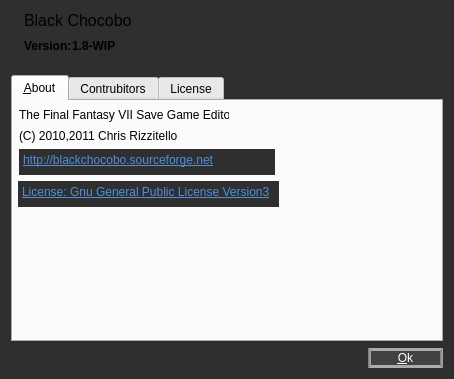
The window that about.ui (sithlord48/blackchocobo) describes before a commit, drawn with Qt 5.
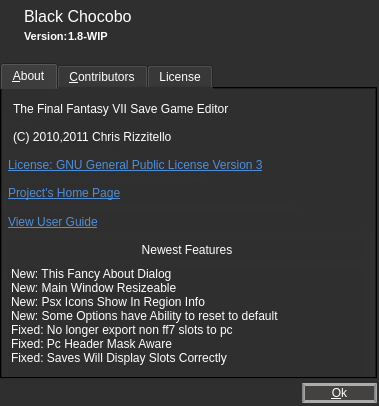
The same window after the commit. Icons and pictures are not drawn.

Commit message: about tab of box finished

```diff
--- a/about.ui
+++ b/about.ui
@@ -9,10 +9,28 @@
    <rect>
     <x>0</x>
     <y>0</y>
-    <width>454</width>
-    <height>379</height>
+    <width>379</width>
+    <height>406</height>
    </rect>
   </property>
+  <property name="sizePolicy">
+   <sizepolicy hsizetype="Fixed" vsizetype="Fixed">
+    <horstretch>0</horstretch>
+    <verstretch>0</verstretch>
+   </sizepolicy>
+  </property>
+  <property name="minimumSize">
+   <size>
+    <width>379</width>
+    <height>406</height>
+   </size>
+  </property>
+  <property name="maximumSize">
+   <size>
+    <width>379</width>
+    <height>406</height>
+   </size>
+  </property>
   <property name="windowTitle">
    <string>About Black Chocobo</string>
   </property>
@@ -25,7 +43,18 @@
 background-color: rgb(48, 47, 47);
 font: 9pt &quot;Ubuntu&quot;;color:rgb(255,255,255);
 }
-
+QWidget{background-color: rgb(48, 47, 47);
+font: &quot;Ubuntu&quot;;color:rgb(255,255,255);
+}
+QLabel#lbl_bc_version,QLabel#label1{
+font-weight: bold;
+font-size: 8pt;
+}
+QWidget#tab_gpl,QWidget#tab,QWidget#tab_about,QWidget#tabWidget{
+	background-color: qlineargradient(spread:pad, x1:0.404, y1:0, x2:0, y2:1, stop:0 rgba(48, 47, 47, 32), stop:1 rgba(65, 65, 65, 32));
+	selection-background-color: rgba(34, 201, 247, 128);
+	selection-color: rgb(255,255,255);
+}
 QPushButton:enabled {  border:3px solid; 
 	border-left-color: qlineargradient(spread:pad, x1:0, y1:0, x2:1, y2:0, stop:0 rgba(123, 123, 123, 255), stop:1 rgba(172, 172, 172, 255));
 	border-right-color: qlineargradient(spread:pad, x1:0, y1:0, x2:1, y2:0, stop:0 rgba(123, 123, 123, 255), stop:1 rgba(172, 172, 172, 255));
@@ -81,14 +110,46 @@
 image: url(:/icon/mslot);
 	height:32px;	
 	width:32px;
-}</string>
+}
+</string>
   </property>
   <property name="modal">
    <bool>true</bool>
   </property>
   <layout class="QVBoxLayout" name="verticalLayout_2">
+   <property name="spacing">
+    <number>4</number>
+   </property>
+   <property name="leftMargin">
+    <number>0</number>
+   </property>
+   <property name="topMargin">
+    <number>2</number>
+   </property>
+   <property name="rightMargin">
+    <number>2</number>
+   </property>
+   <property name="bottomMargin">
+    <number>3</number>
+   </property>
    <item>
     <layout class="QHBoxLayout" name="horizontalLayout_3">
+     <item>
+      <spacer name="horizontalSpacer_5">
+       <property name="orientation">
+        <enum>Qt::Horizontal</enum>
+       </property>
+       <property name="sizeType">
+        <enum>QSizePolicy::Fixed</enum>
+       </property>
+       <property name="sizeHint" stdset="0">
+        <size>
+         <width>13</width>
+         <height>20</height>
+        </size>
+       </property>
+      </spacer>
+     </item>
      <item>
       <widget class="QLabel" name="lbl_icon">
        <property name="text">
@@ -101,18 +162,32 @@
      </item>
      <item>
       <layout class="QVBoxLayout" name="verticalLayout">
+       <property name="spacing">
+        <number>0</number>
+       </property>
        <item>
         <widget class="QLabel" name="lbl_name">
+         <property name="minimumSize">
+          <size>
+           <width>0</width>
+           <height>24</height>
+          </size>
+         </property>
          <property name="font">
           <font>
+           <family>Ubuntu</family>
            <pointsize>12</pointsize>
            <weight>50</weight>
+           <italic>false</italic>
            <bold>false</bold>
           </font>
          </property>
          <property name="text">
           <string>Black Chocobo </string>
          </property>
+         <property name="alignment">
+          <set>Qt::AlignBottom|Qt::AlignLeading|Qt::AlignLeft</set>
+         </property>
         </widget>
        </item>
        <item>
@@ -124,8 +199,9 @@
           <widget class="QLabel" name="label1">
            <property name="font">
             <font>
-             <pointsize>9</pointsize>
+             <pointsize>8</pointsize>
              <weight>75</weight>
+             <italic>false</italic>
              <bold>true</bold>
             </font>
            </property>
@@ -138,8 +214,9 @@
           <widget class="QLabel" name="lbl_bc_version">
            <property name="font">
             <font>
-             <pointsize>9</pointsize>
+             <pointsize>8</pointsize>
              <weight>75</weight>
+             <italic>false</italic>
              <bold>true</bold>
             </font>
            </property>
@@ -195,6 +272,12 @@
    </item>
    <item>
     <widget class="QTabWidget" name="tabWidget">
+     <property name="sizePolicy">
+      <sizepolicy hsizetype="Expanding" vsizetype="Expanding">
+       <horstretch>0</horstretch>
+       <verstretch>0</verstretch>
+      </sizepolicy>
+     </property>
      <property name="contextMenuPolicy">
       <enum>Qt::DefaultContextMenu</enum>
      </property>
@@ -208,107 +291,168 @@
       <attribute name="title">
        <string>&amp;About</string>
       </attribute>
-      <widget class="QLabel" name="label">
-       <property name="geometry">
-        <rect>
-         <x>6</x>
-         <y>6</y>
-         <width>210</width>
-         <height>16</height>
-        </rect>
+      <layout class="QVBoxLayout" name="verticalLayout_6">
+       <property name="leftMargin">
+        <number>6</number>
        </property>
-       <property name="text">
-        <string>The Final Fantasy VII Save Game Editor</string>
+       <property name="bottomMargin">
+        <number>0</number>
        </property>
-      </widget>
-      <widget class="QLabel" name="label_2">
-       <property name="geometry">
-        <rect>
-         <x>6</x>
-         <y>27</y>
-         <width>165</width>
-         <height>16</height>
-        </rect>
-       </property>
-       <property name="text">
-        <string>(C) 2010,2011 Chris Rizzitello</string>
-       </property>
-      </widget>
-      <widget class="QLabel" name="label_3">
-       <property name="geometry">
-        <rect>
-         <x>6</x>
-         <y>522</y>
-         <width>426</width>
-         <height>16</height>
-        </rect>
-       </property>
-       <property name="text">
-        <string/>
-       </property>
-       <property name="textFormat">
-        <enum>Qt::AutoText</enum>
-       </property>
-       <property name="openExternalLinks">
-        <bool>true</bool>
-       </property>
-      </widget>
-      <widget class="QTextEdit" name="gpl_link">
-       <property name="geometry">
-        <rect>
-         <x>5</x>
-         <y>80</y>
-         <width>261</width>
-         <height>26</height>
-        </rect>
-       </property>
-       <property name="styleSheet">
-        <string notr="true">background-color: rgb(48, 47, 47);</string>
-       </property>
-       <property name="frameShape">
-        <enum>QFrame::NoFrame</enum>
-       </property>
-       <property name="readOnly">
-        <bool>true</bool>
-       </property>
-       <property name="html">
-        <string>&lt;!DOCTYPE HTML PUBLIC &quot;-//W3C//DTD HTML 4.0//EN&quot; &quot;http://www.w3.org/TR/REC-html40/strict.dtd&quot;&gt;
+       <item>
+        <widget class="QLabel" name="ff7editor">
+         <property name="text">
+          <string>The Final Fantasy VII Save Game Editor</string>
+         </property>
+         <property name="indent">
+          <number>5</number>
+         </property>
+         <property name="openExternalLinks">
+          <bool>false</bool>
+         </property>
+        </widget>
+       </item>
+       <item>
+        <widget class="QLabel" name="copyleft">
+         <property name="text">
+          <string>(C) 2010,2011 Chris Rizzitello</string>
+         </property>
+         <property name="indent">
+          <number>5</number>
+         </property>
+        </widget>
+       </item>
+       <item>
+        <widget class="QLabel" name="link_gpl">
+         <property name="text">
+          <string>&lt;!DOCTYPE HTML PUBLIC &quot;-//W3C//DTD HTML 4.0//EN&quot; &quot;http://www.w3.org/TR/REC-html40/strict.dtd&quot;&gt;
 &lt;html&gt;&lt;head&gt;&lt;meta name=&quot;qrichtext&quot; content=&quot;1&quot; /&gt;&lt;style type=&quot;text/css&quot;&gt;
 p, li { white-space: pre-wrap; }
 &lt;/style&gt;&lt;/head&gt;&lt;body style=&quot; font-family:'Ubuntu'; font-size:9pt; font-weight:400; font-style:normal;&quot;&gt;
-&lt;p style=&quot; margin-top:0px; margin-bottom:0px; margin-left:0px; margin-right:0px; -qt-block-indent:0; text-indent:0px;&quot;&gt;&lt;a href=&quot;http://www.gnu.org/licenses/gpl.html&quot;&gt;&lt;span style=&quot; text-decoration: underline; color:#508ed8;&quot;&gt;License: Gnu General Public License Version3&lt;/span&gt;&lt;/a&gt;&lt;/p&gt;&lt;/body&gt;&lt;/html&gt;</string>
-       </property>
-      </widget>
-      <widget class="QTextEdit" name="web_link">
-       <property name="geometry">
-        <rect>
-         <x>6</x>
-         <y>48</y>
-         <width>256</width>
-         <height>26</height>
-        </rect>
-       </property>
-       <property name="styleSheet">
-        <string notr="true">background-color: rgb(48, 47, 47);</string>
-       </property>
-       <property name="frameShape">
-        <enum>QFrame::NoFrame</enum>
-       </property>
-       <property name="readOnly">
-        <bool>true</bool>
-       </property>
-       <property name="html">
-        <string>&lt;!DOCTYPE HTML PUBLIC &quot;-//W3C//DTD HTML 4.0//EN&quot; &quot;http://www.w3.org/TR/REC-html40/strict.dtd&quot;&gt;
+&lt;p style=&quot; margin-top:0px; margin-bottom:0px; margin-left:0px; margin-right:0px; -qt-block-indent:0; text-indent:0px;&quot;&gt;&lt;a href=&quot;http://www.gnu.org/licenses/gpl.html&quot;&gt;&lt;span style=&quot; text-decoration: underline; color:#508ed8;&quot;&gt;License: GNU General Public License Version 3&lt;/span&gt;&lt;/a&gt;&lt;/p&gt;&lt;/body&gt;&lt;/html&gt;</string>
+         </property>
+         <property name="openExternalLinks">
+          <bool>true</bool>
+         </property>
+        </widget>
+       </item>
+       <item>
+        <widget class="QLabel" name="link_web">
+         <property name="text">
+          <string>&lt;!DOCTYPE HTML PUBLIC &quot;-//W3C//DTD HTML 4.0//EN&quot; &quot;http://www.w3.org/TR/REC-html40/strict.dtd&quot;&gt;
 &lt;html&gt;&lt;head&gt;&lt;meta name=&quot;qrichtext&quot; content=&quot;1&quot; /&gt;&lt;style type=&quot;text/css&quot;&gt;
 p, li { white-space: pre-wrap; }
 &lt;/style&gt;&lt;/head&gt;&lt;body style=&quot; font-family:'Ubuntu'; font-size:9pt; font-weight:400; font-style:normal;&quot;&gt;
-&lt;p style=&quot; margin-top:0px; margin-bottom:0px; margin-left:0px; margin-right:0px; -qt-block-indent:0; text-indent:0px;&quot;&gt;&lt;a href=&quot;http://blackchocobo.sourceforge.net&quot;&gt;&lt;span style=&quot; text-decoration: underline; color:#508ed8;&quot;&gt;http://blackchocobo.sourceforge.net&lt;/span&gt;&lt;/a&gt;&lt;/p&gt;&lt;/body&gt;&lt;/html&gt;</string>
-       </property>
-      </widget>
+&lt;p style=&quot; margin-top:0px; margin-bottom:0px; margin-left:0px; margin-right:0px; -qt-block-indent:0; text-indent:0px;&quot;&gt;&lt;a href=&quot;http://blackchocobo.sourceforge.net&quot;&gt;&lt;span style=&quot; text-decoration: underline; color:#508ed8;&quot;&gt;Project's Home Page&lt;/span&gt;&lt;/a&gt;&lt;/p&gt;&lt;/body&gt;&lt;/html&gt;</string>
+         </property>
+         <property name="openExternalLinks">
+          <bool>true</bool>
+         </property>
+        </widget>
+       </item>
+       <item>
+        <widget class="QLabel" name="link_guide">
+         <property name="text">
+          <string>&lt;!DOCTYPE HTML PUBLIC &quot;-//W3C//DTD HTML 4.0//EN&quot; &quot;http://www.w3.org/TR/REC-html40/strict.dtd&quot;&gt;
+&lt;html&gt;&lt;head&gt;&lt;meta name=&quot;qrichtext&quot; content=&quot;1&quot; /&gt;&lt;style type=&quot;text/css&quot;&gt;
+p, li { white-space: pre-wrap; }
+&lt;/style&gt;&lt;/head&gt;&lt;body style=&quot; font-family:'Ubuntu'; font-size:9pt; font-weight:400; font-style:normal;&quot;&gt;
+&lt;p style=&quot; margin-top:0px; margin-bottom:0px; margin-left:0px; margin-right:0px; -qt-block-indent:0; text-indent:0px;&quot;&gt;&lt;a href=&quot;http://sourceforge.net/apps/mediawiki/blackchocobo/index.php?title=User_Guide&quot;&gt;&lt;span style=&quot; text-decoration: underline; color:#508ed8;&quot;&gt;View User Guide&lt;/span&gt;&lt;/a&gt;&lt;/p&gt;&lt;/body&gt;&lt;/html&gt;</string>
+         </property>
+         <property name="openExternalLinks">
+          <bool>true</bool>
+         </property>
+        </widget>
+       </item>
+       <item>
+        <widget class="QLabel" name="lbl_features">
+         <property name="text">
+          <string>Newest Features</string>
+         </property>
+         <property name="alignment">
+          <set>Qt::AlignCenter</set>
+         </property>
+        </widget>
+       </item>
+       <item>
+        <widget class="QListWidget" name="list_newest">
+         <property name="minimumSize">
+          <size>
+           <width>0</width>
+           <height>110</height>
+          </size>
+         </property>
+         <property name="maximumSize">
+          <size>
+           <width>16777215</width>
+           <height>110</height>
+          </size>
+         </property>
+         <property name="frameShape">
+          <enum>QFrame::NoFrame</enum>
+         </property>
+         <property name="frameShadow">
+          <enum>QFrame::Plain</enum>
+         </property>
+         <property name="lineWidth">
+          <number>0</number>
+         </property>
+         <property name="autoScroll">
+          <bool>false</bool>
+         </property>
+         <property name="editTriggers">
+          <set>QAbstractItemView::NoEditTriggers</set>
+         </property>
+         <property name="showDropIndicator" stdset="0">
+          <bool>false</bool>
+         </property>
+         <property name="alternatingRowColors">
+          <bool>false</bool>
+         </property>
+         <property name="selectionMode">
+          <enum>QAbstractItemView::NoSelection</enum>
+         </property>
+         <item>
+          <property name="text">
+           <string>New: This Fancy About Dialog</string>
+          </property>
+         </item>
+         <item>
+          <property name="text">
+           <string>New: Main Window Resizeable</string>
+          </property>
+         </item>
+         <item>
+          <property name="text">
+           <string>New: Psx Icons Show In Region Info</string>
+          </property>
+         </item>
+         <item>
+          <property name="text">
+           <string>New: Some Options have Ability to reset to default</string>
+          </property>
+         </item>
+         <item>
+          <property name="text">
+           <string>Fixed: No longer export non ff7 slots to pc</string>
+          </property>
+         </item>
+         <item>
+          <property name="text">
+           <string>Fixed: Pc Header Mask Aware</string>
+          </property>
+         </item>
+         <item>
+          <property name="text">
+           <string>Fixed: Saves Will Display Slots Correctly</string>
+          </property>
+         </item>
+        </widget>
+       </item>
+      </layout>
      </widget>
      <widget class="QWidget" name="tab">
       <attribute name="title">
-       <string>Contrubitors</string>
+       <string>&amp;Contributors</string>
       </attribute>
       <layout class="QVBoxLayout" name="verticalLayout_5">
        <property name="spacing">
@@ -516,6 +660,9 @@
    </item>
    <item>
     <layout class="QHBoxLayout" name="horizontalLayout">
+     <property name="spacing">
+      <number>-1</number>
+     </property>
      <item>
       <spacer name="horizontalSpacer">
        <property name="orientation">
@@ -523,7 +670,7 @@
        </property>
        <property name="sizeHint" stdset="0">
         <size>
-         <width>40</width>
+         <width>30</width>
          <height>20</height>
         </size>
        </property>
@@ -545,6 +692,12 @@
        <property name="text">
         <string>&amp;Ok</string>
        </property>
+       <property name="default">
+        <bool>false</bool>
+       </property>
+       <property name="flat">
+        <bool>false</bool>
+       </property>
       </widget>
      </item>
     </layout>
```
Left out of the diff: 104 changed lines with no effect on the pictures. The commit also changes 1 other file.
